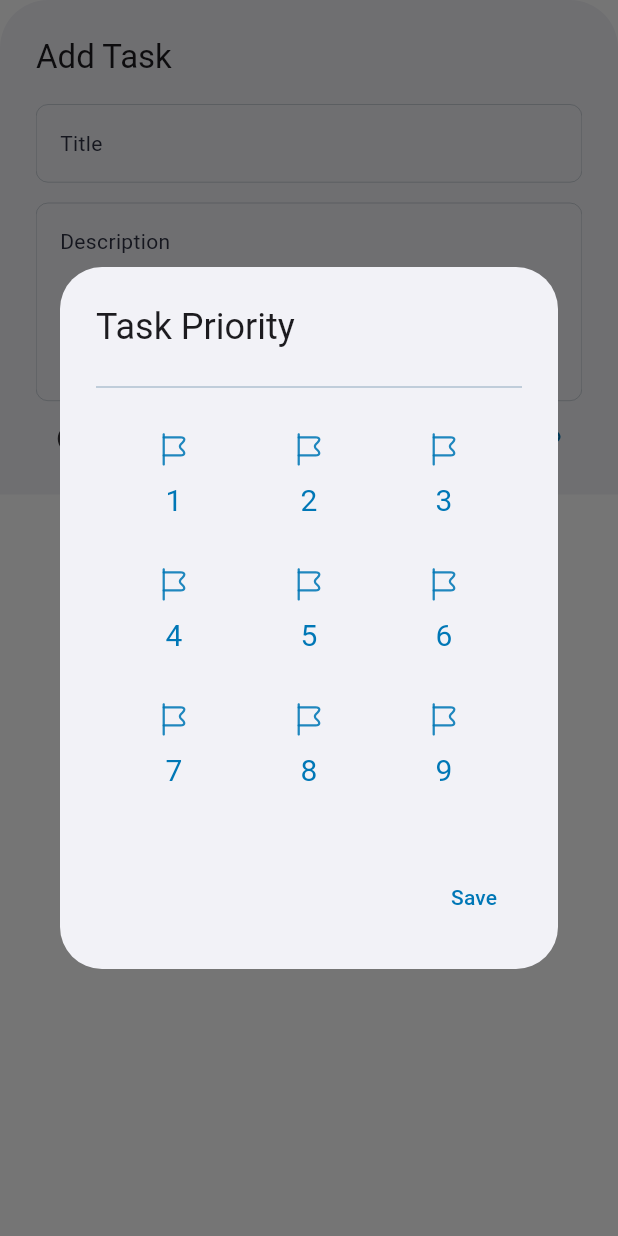
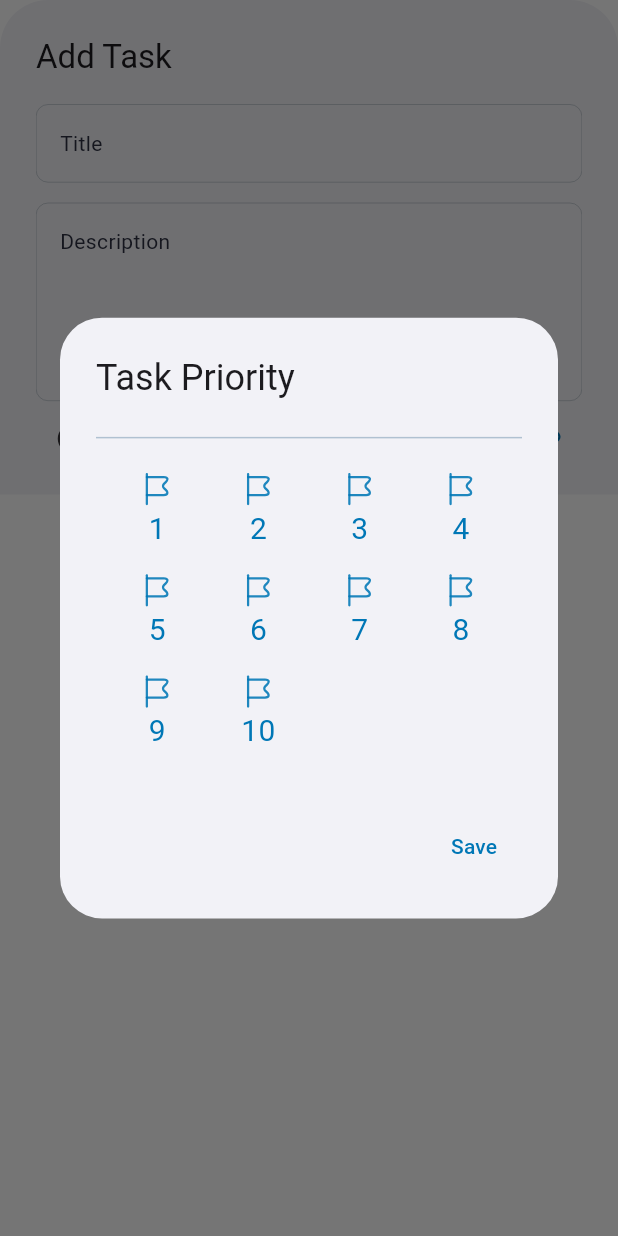
Before and after one commit to bedirhanssaglam/taskup, a Flutter app: the AddTaskBottomSheet widget shown alone on an empty page, opened directly, after a tap on an icon or button, on a phone screen of 412 x 824 dp. Run offline on Flutter 3.47's test engine with Material 3 defaults, Android fonts, the phone set to English and light mode, and no system bars; our stand-ins replace cloud_firestore, easy_localization, equatable, firebase_auth, firebase_core, firebase_storage and 6 more; missing offline and left inert: validify; accounts and stored records are empty; generated files the repository leaves out were written again.

Commit message:
update add task sheet

```diff
--- a/assets/translations/en.json
+++ b/assets/translations/en.json
@@ -40,7 +40,8 @@
        "title": "Title",
        "description": "Description",
        "chooseTime": "Choose time",
-       "save": "Save"
+       "save": "Save",
+       "taskPriority": "Task Priority"
     },
     "error": {
         "failedToUsers": "Failed to load users.",
--- a/assets/translations/tr.json
+++ b/assets/translations/tr.json
@@ -40,7 +40,8 @@
         "title": "Başlık",
         "description": "Açıklama",
         "chooseTime": "Saat seç",
-        "save": "Kaydet"
+        "save": "Kaydet",
+        "taskPriority": "Görev Önceliği"
     },
     "error": {
         "failedToUsers": "Kullanıcılar yüklenemedi.",
--- a/lib/feature/home/view/widgets/add_task_sheet.dart
+++ b/lib/feature/home/view/widgets/add_task_sheet.dart
@@ -138,7 +138,7 @@ class _AddTaskBottomSheetState extends State<AddTaskBottomSheet> {
       context: context,
       builder: (BuildContext context) {
         return AlertDialog(
-          title: const Text('Task Priority'),
+          title: LocaleText(LocaleKeys.addTask_taskPriority),
           backgroundColor: context.colorScheme.background,
           content: SizedBox(
             width: double.maxFinite,
@@ -150,11 +150,11 @@ class _AddTaskBottomSheetState extends State<AddTaskBottomSheet> {
                   shrinkWrap: true,
                   padding: const AppPadding.mediumAll(),
                   gridDelegate: const SliverGridDelegateWithFixedCrossAxisCount(
-                    crossAxisCount: 3,
+                    crossAxisCount: 4,
                     crossAxisSpacing: 10,
                     mainAxisSpacing: 10,
                   ),
-                  itemCount: 9,
+                  itemCount: 10,
                   itemBuilder: (BuildContext context, int index) {
                     final priority = index + 1;
                     return GestureDetector(
@@ -180,7 +180,6 @@ class _AddTaskBottomSheetState extends State<AddTaskBottomSheet> {
                                     ? context.colorScheme.background
                                     : context.colorScheme.primary,
                               ),
-                              8.verticalSpace,
                               Text(
                                 '$priority',
                                 style: TextStyle(
```
Also changed, not shown: lib/product/init/localization/locale_keys.g.dart.
